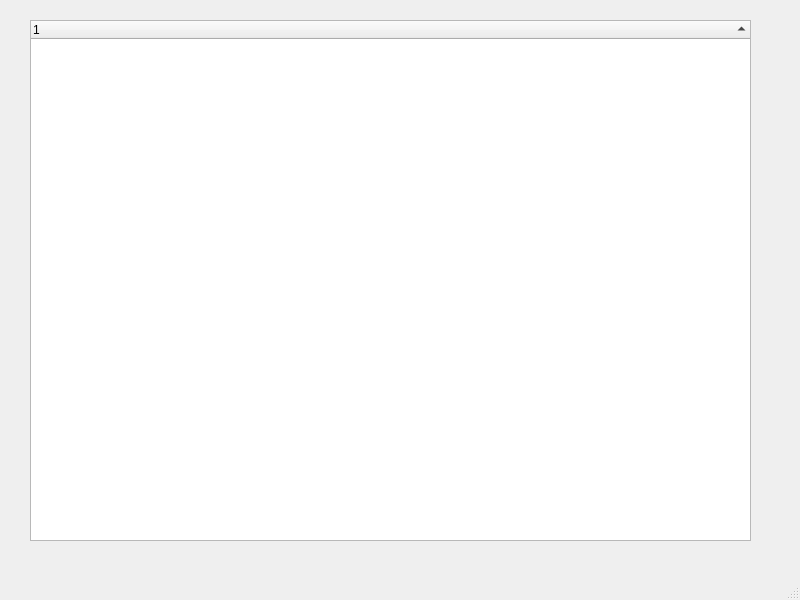
Old version of the form PhyREC/GuiRecordView/PltControl.ui in the repository aguimera/PyGFETdb.
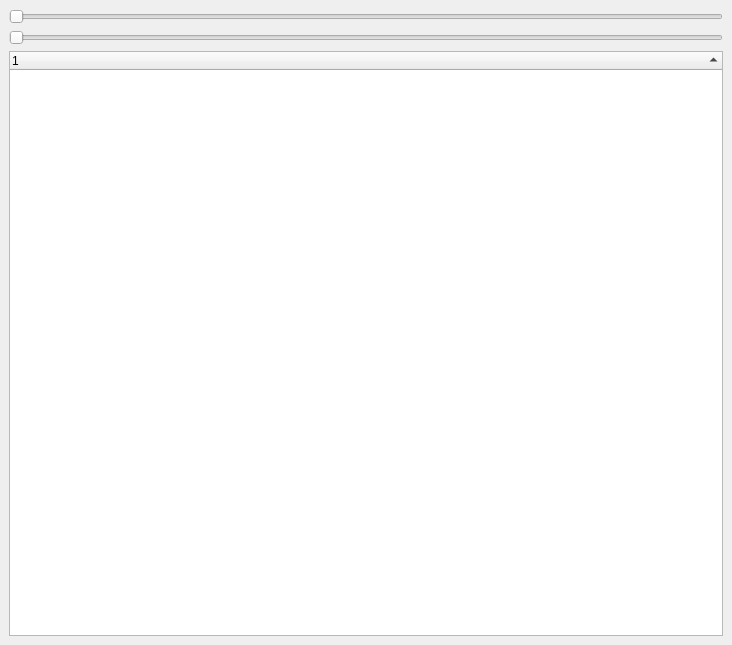
New version of the form.

The edit to the form file:
```diff
--- a/PhyREC/GuiRecordView/PltControl.ui
+++ b/PhyREC/GuiRecordView/PltControl.ui
@@ -6,23 +6,31 @@
    <rect>
     <x>0</x>
     <y>0</y>
-    <width>800</width>
-    <height>600</height>
+    <width>732</width>
+    <height>645</height>
    </rect>
   </property>
   <property name="windowTitle">
    <string>MainWindow</string>
   </property>
   <widget class="QWidget" name="centralwidget">
+   <layout class="QVBoxLayout" name="verticalLayout">
+    <item>
+     <widget class="QSlider" name="SlideTStart">
+      <property name="orientation">
+       <enum>Qt::Horizontal</enum>
+      </property>
+     </widget>
+    </item>
+    <item>
+     <widget class="QSlider" name="SlideTStop">
+      <property name="orientation">
+       <enum>Qt::Horizontal</enum>
+      </property>
+     </widget>
+    </item>
+    <item>
    <widget class="QTreeWidget" name="TreeCtr">
-    <property name="geometry">
-     <rect>
-      <x>30</x>
-      <y>20</y>
-      <width>721</width>
-      <height>521</height>
-     </rect>
-    </property>
     <property name="sortingEnabled">
      <bool>true</bool>
     </property>
@@ -32,18 +40,9 @@
      </property>
     </column>
    </widget>
+    </item>
+   </layout>
   </widget>
-  <widget class="QMenuBar" name="menubar">
-   <property name="geometry">
-    <rect>
-     <x>0</x>
-     <y>0</y>
-     <width>800</width>
-     <height>20</height>
-    </rect>
-   </property>
-  </widget>
-  <widget class="QStatusBar" name="statusbar"/>
  </widget>
  <resources/>
  <connections/>
```
Lines whose indentation alone changed are shown as unchanged.
